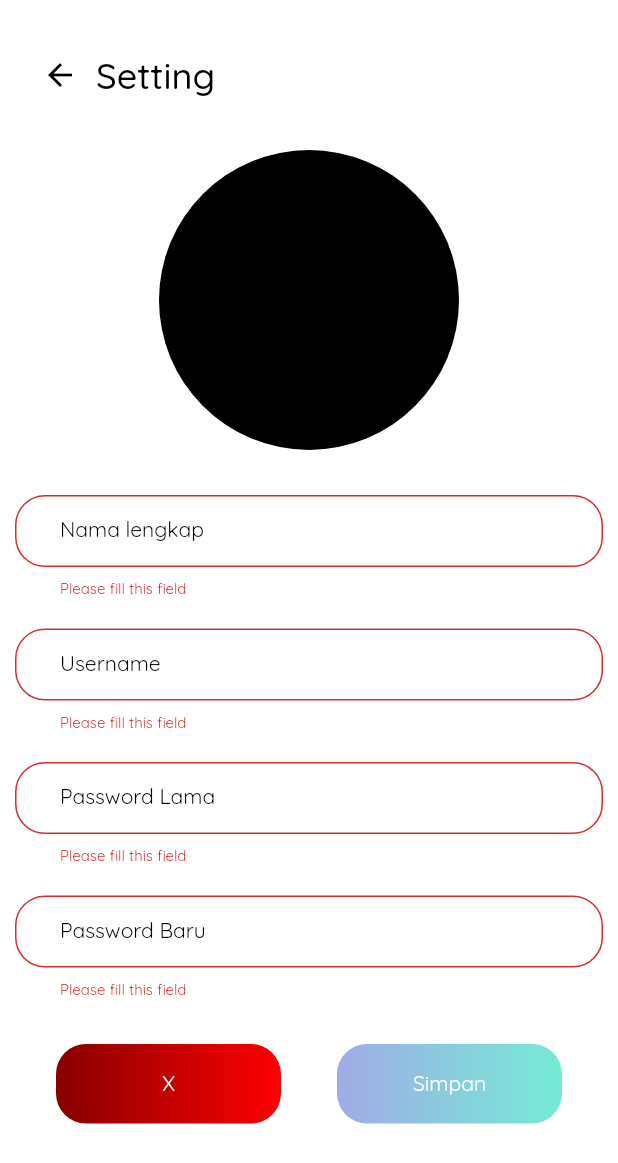
After one commit to abcqwq/Genewisa, a Flutter app: the SettingView screen opened by its route, after a tap on "Simpan", on a phone screen of 412 x 824 dp. The commit adds this screen. Shown: the top 1163 px of the screen. Run offline on Flutter 3.47's test engine with Material 2 defaults, Android fonts, the phone set to English and light mode, and no system bars; our stand-ins replace flutter_svg, google_fonts.

Commit message:
added setting view

```diff
--- a/genewisa_flutter/lib/main.dart
+++ b/genewisa_flutter/lib/main.dart
@@ -1,4 +1,5 @@
 import 'package:flutter/material.dart';
+import 'package:genewisa_flutter/view/setting_view.dart';
 import '../theme/genewisa_theme.dart';
 import '../view/auth/signup_view.dart';
 import '../view/auth/login_view.dart';
@@ -21,6 +22,7 @@ class GenewisaApp extends StatelessWidget {
         '/login': (context) => LoginView(),
         '/signup':(context) => SignUpView(),
         '/': (context) => HomeView(),
+        '/setting': (context) => SettingView(),
       },
     );
   }
--- a/genewisa_flutter/lib/theme/genewisa_theme.dart
+++ b/genewisa_flutter/lib/theme/genewisa_theme.dart
@@ -31,6 +31,18 @@ class GenewisaTheme {
     );
   }
 
+  static BoxDecoration cancelButtonContainer() {
+    return BoxDecoration(
+      borderRadius: BorderRadius.circular(20),
+      gradient: const LinearGradient(
+        colors: <Color>[
+          Color.fromARGB(255, 135, 0, 0),
+          Color.fromARGB(255, 255, 0, 0),
+        ]
+      )
+    );
+  }
+
   static BoxDecoration tileContainer({color = Colors.transparent}) {
     return BoxDecoration(
       border: Border.all(
--- /dev/null
+++ b/genewisa_flutter/lib/view/setting_view.dart
@@ -0,0 +1,110 @@
+import 'package:flutter/cupertino.dart';
+import 'package:flutter/material.dart';
+import 'package:genewisa_flutter/theme/genewisa_text_theme.dart';
+import 'package:genewisa_flutter/theme/genewisa_theme.dart';
+import 'package:genewisa_flutter/view/widget/auth_text_field.dart';
+import 'package:genewisa_flutter/view/widget/setting_text_field.dart';
+import 'package:google_fonts/google_fonts.dart';
+
+class SettingView extends StatefulWidget {
+  const SettingView({Key? key}) : super(key: key);
+
+  @override
+  State<SettingView> createState() => _SettingView();
+}
+
+class _SettingView extends State<SettingView> {
+  final _formKey = GlobalKey<FormState>();
+  @override
+  Widget build(BuildContext context) {
+    return Scaffold(
+      backgroundColor: Colors.white,
+      appBar: AppBar(
+        backgroundColor: Colors.white,
+        automaticallyImplyLeading: false,
+        elevation: 0,
+        toolbarHeight: 100,
+        leadingWidth: 100,
+        title: Row(
+        children: <Widget>[
+          IconButton(
+            icon: Icon(Icons.arrow_back),
+            color: Colors.black,
+            onPressed: () { Navigator.pop(context); },
+          ),
+          Text(
+            'Setting',
+            style: GenewisaTextTheme.textTheme.headline2,
+          ),
+        ]
+      ),
+      ),
+      body: Container(
+        color: Colors.white,
+        child:SingleChildScrollView(
+          child:Column(
+            children: [
+              Container(
+                alignment: Alignment.center,
+                margin: EdgeInsets.only(bottom: 20),
+                child: CircleAvatar(
+                  backgroundColor: Colors.black,
+                  radius: 100,
+                ),
+              ),
+              Form(
+                key: _formKey,
+                child: Column(
+                  children:[
+                    SettingTextField(hintText:"Nama lengkap"),
+                    SettingTextField(hintText:"Username"),
+                    SettingTextField(hintText:"Password Lama"),
+                    SettingTextField(hintText:"Password Baru"),
+                    SizedBox(height: 20),
+                    Row(
+                      mainAxisAlignment: MainAxisAlignment.spaceEvenly,
+                      children: [
+                        Container(
+                          width: 150,
+                          height: 53,
+                          decoration: GenewisaTheme.cancelButtonContainer(),
+                          child: ElevatedButton(
+                            onPressed: () {
+                                Navigator.pop(context);
+                            },
+                            style: GenewisaTheme.geneButton(),
+                            child: Text(
+                              'X',
+                              style: GenewisaTextTheme.textTheme.button,
+                            ),
+                          ),
+                        ),
+                        Container(
+                          width: 150,
+                          height: 53,
+                          decoration: GenewisaTheme.authButtonContainer(),
+                          child: ElevatedButton(
+                            onPressed: () {
+                              if (_formKey.currentState!.validate()) {
+                                Navigator.pushNamed(context, '/');
+                              }
+                            },
+                            style: GenewisaTheme.geneButton(),
+                            child: Text(
+                              'Simpan',
+                              style: GenewisaTextTheme.textTheme.button,
+                            ),
+                          ),
+                        ),
+                      ],
+                    ),
+                  ],
+                ),
+              ),
+            ],
+          ),
+        ),
+      ),
+    );
+  }
+}
--- /dev/null
+++ b/genewisa_flutter/lib/view/widget/setting_text_field.dart
@@ -0,0 +1,54 @@
+import 'package:flutter/material.dart';
+import '../../theme/genewisa_text_theme.dart';
+import 'package:google_fonts/google_fonts.dart';
+
+class SettingTextField extends StatefulWidget {
+  SettingTextField({Key? key, required this.hintText}) : super(key: key);
+
+  final String hintText;
+  final textController = TextEditingController();
+
+  @override
+  State<SettingTextField> createState() => _SettingTextField();
+}
+
+class _SettingTextField extends State<SettingTextField> {
+  @override
+  Widget build(BuildContext context) {
+    return Container(
+      margin: EdgeInsets.all(10),
+      child: TextFormField(
+        style: GenewisaTextTheme.textTheme.bodyText1,
+        controller: widget.textController,
+        decoration: InputDecoration(
+          contentPadding: const EdgeInsets.only(left: 30),
+          labelText: widget.hintText,
+          labelStyle: GenewisaTextTheme.textTheme.bodyText1,
+          errorStyle: GoogleFonts.quicksand(fontSize: 10),
+          border: OutlineInputBorder(
+            borderRadius: BorderRadius.circular(20),
+            borderSide: const BorderSide(color: Colors.black),
+          ),
+          enabledBorder: OutlineInputBorder(
+            borderRadius: BorderRadius.circular(20),
+            borderSide: const BorderSide(color: Colors.black),
+          ),
+          focusedBorder: OutlineInputBorder(
+            borderRadius: BorderRadius.circular(20),
+            borderSide: const BorderSide(color: Color(0xFF9FACE6)),
+          ),
+        ),
+        validator: (value) {
+          if (value == null || value.isEmpty) {
+            return 'Please fill this field';
+          }
+          return null;
+        },
+        obscureText:
+          widget.hintText == 'Password Lama' || widget.hintText == 'Password Baru'
+          ? true
+          : false,
+      ),
+    );
+  }
+}
```
Also changed, not shown: genewisa_flutter/lib/view/tempatwisata_view.dart (indentation only).
